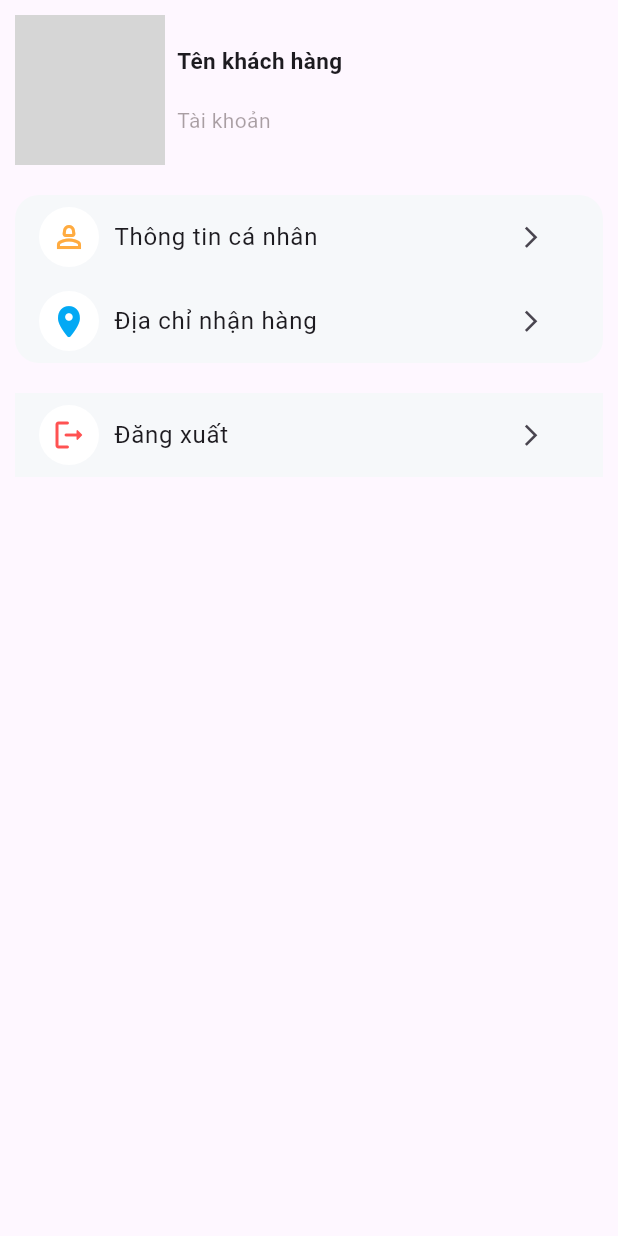
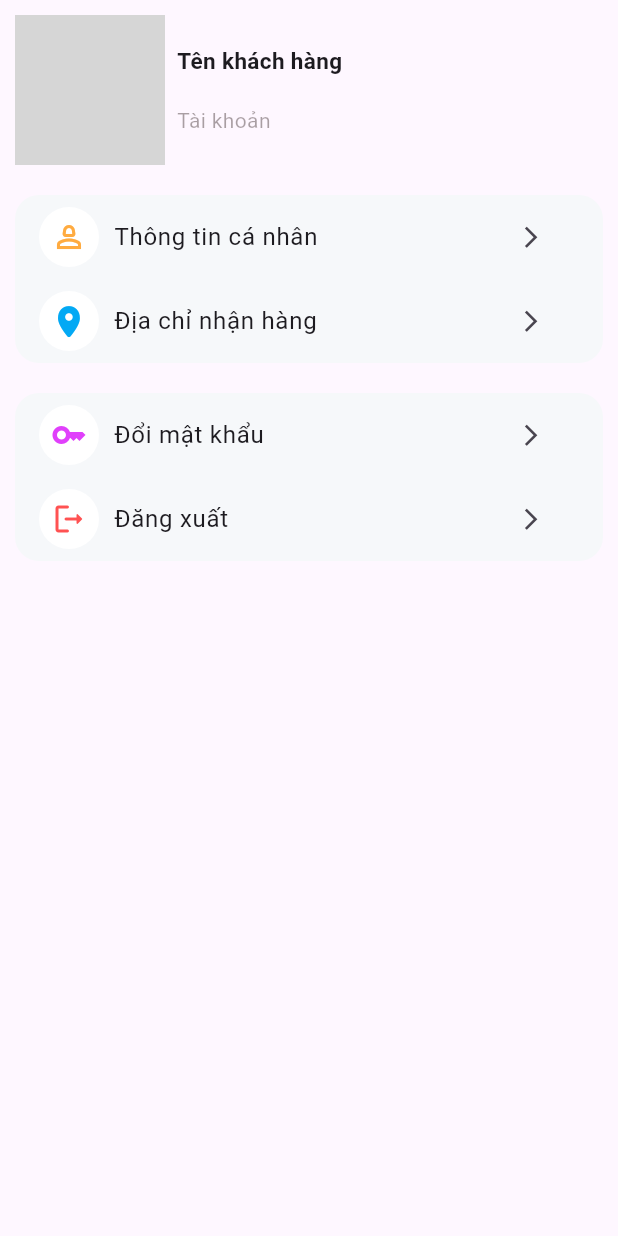
Before and after one commit to AnhQuan30052003/chuonchuonkim, a Flutter app: what account() shows on an empty page, opened directly, on a phone screen of 412 x 824 dp. Run offline on Flutter 3.47's test engine with Material 3 defaults, Android fonts, the phone set to English and light mode, and no system bars; our stand-ins replace badges, cloud_firestore, firebase_core, firebase_storage, flutter_slidable, get and 2 more; accounts and stored records are empty; network calls fail; grey boxes are pictures that could not be loaded.

Commit message:
cập nhật page account: thêm trường đổi mật khẩu

```diff
--- a/SanPhamAndroid/lib/pages/system/aboutme/account.dart
+++ b/SanPhamAndroid/lib/pages/system/aboutme/account.dart
@@ -1,10 +1,29 @@
 import 'package:flutter/cupertino.dart';
 import 'package:flutter/material.dart';
 import 'package:get/get.dart';
-
+import '../../../helper/widget.dart';
 import 'personalInfo.dart';
 
+class WidgetTest extends StatelessWidget {
+  const WidgetTest({super.key});
+
+  @override
+  Widget build(BuildContext context) {
+    return const Placeholder();
+  }
+}
+
 Widget account(BuildContext context) {
+  List<GestureDetector> above = [
+    _buildGestureDetector(icon: const Icon(Icons.person_2_outlined, color: Colors.orangeAccent), label: "Thông tin cá nhân", widget: const PersonalInfo()),
+    _buildGestureDetector(icon: const Icon(CupertinoIcons.location_solid, color: Colors.lightBlue), label: "Địa chỉ nhận hàng", widget: const WidgetTest()),
+  ];
+
+  List<GestureDetector> bellow = [
+    _buildGestureDetector(icon: const Icon(Icons.key_sharp, color: Colors.purpleAccent), label: "Đổi mật khẩu", widget: const WidgetTest()),
+    _buildGestureDetector(icon: const Icon(Icons.logout_rounded, color: Colors.redAccent), label: "Đăng xuất", widget: const WidgetTest()),
+  ];
+
   return SingleChildScrollView(
     child: Padding(
       padding: const EdgeInsets.all(10),
@@ -39,8 +58,20 @@ Widget account(BuildContext context) {
               ],
             ),
           ),
-          const SizedBox(height: 20),
-          Container(
+
+          space(0, 20),
+          _buildContainerFrame(context, above),
+
+          space(0, 20),
+          _buildContainerFrame(context, bellow),
+        ],
+      ),
+    ),
+  );
+}
+
+Container _buildContainerFrame(BuildContext context, List<GestureDetector> list) {
+  return Container(
     width: MediaQuery.of(context).size.width,
     decoration: BoxDecoration(
       borderRadius: BorderRadius.circular(16),
@@ -49,11 +80,16 @@ Widget account(BuildContext context) {
     child: ListView(
       shrinkWrap: true,
       physics: const NeverScrollableScrollPhysics(),
-              children: [
-                GestureDetector(
+      children: list.toList(),
+    ),
+  );
+}
+
+GestureDetector _buildGestureDetector({required Icon icon, required String label, required Widget widget}) {
+  return GestureDetector(
     child: ListTile(
       horizontalTitleGap: 10,
-                    title: const Text("Thông tin cá nhân"),
+      title: Text(label),
       leading: Container(
         height: 40,
         width: 40,
@@ -61,73 +97,14 @@ Widget account(BuildContext context) {
           borderRadius: BorderRadius.circular(30),
           color: Colors.white,
         ),
-                      child: const Icon(Icons.person_2_outlined, color: Colors.orangeAccent),
+        child: icon,
+        // child: Icon(Icons.logout_rounded, color: Colors.redAccent),
       ),
       trailing: IconButton(
         icon: const Icon(Icons.arrow_forward_ios_outlined, size: 17),
-                      onPressed: () {
-                        Get.to(const PersonalInfo());
-                      },
+        onPressed: () => Get.to(widget),
       ),
     ),
-                  onTap: () => Get.to(const PersonalInfo()),
-                ),
-                GestureDetector(
-                  child: ListTile(
-                    horizontalTitleGap: 10,
-                    title: const Text("Địa chỉ nhận hàng"),
-                    leading: Container(
-                      height: 40,
-                      width: 40,
-                      decoration: BoxDecoration(
-                        borderRadius: BorderRadius.circular(30),
-                        color: Colors.white,
-                      ),
-                      child: const Icon(CupertinoIcons.location_solid, color: Colors.lightBlue),
-                    ),
-                    trailing: IconButton(
-                      icon: const Icon(Icons.arrow_forward_ios_outlined, size: 17),
-                      onPressed: () {},
-                    ),
-                  ),
-                  onTap: () {},
-                ),
-              ],
-            ),
-          ),
-          const SizedBox(height: 20),
-          Container(
-            color: const Color.fromRGBO(246, 248, 250, 1),
-            width: MediaQuery.of(context).size.width,
-            child: ListView(
-              shrinkWrap: true,
-              physics: const NeverScrollableScrollPhysics(),
-              children: [
-                GestureDetector(
-                  child: ListTile(
-                    horizontalTitleGap: 10,
-                    title: const Text("Đăng xuất"),
-                    leading: Container(
-                      height: 40,
-                      width: 40,
-                      decoration: BoxDecoration(
-                        borderRadius: BorderRadius.circular(30),
-                        color: Colors.white,
-                      ),
-                      child: const Icon(Icons.logout_rounded, color: Colors.redAccent),
-                    ),
-                    trailing: IconButton(
-                      icon: const Icon(Icons.arrow_forward_ios_outlined, size: 17),
-                      onPressed: () {},
-                    ),
-                  ),
-                  onTap: () {},
-                ),
-              ],
-            ),
-          )
-        ],
-      ),
-    ),
+    onTap: () => Get.to(widget),
   );
 }
```
Lines whose indentation alone changed are shown as unchanged.
